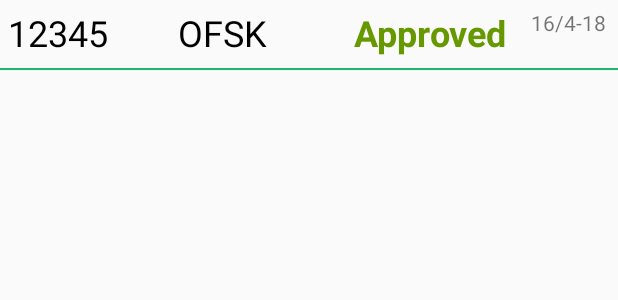
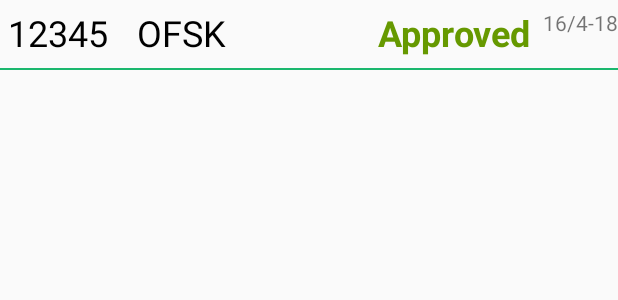
Before and after one commit to I-Believe-I-Can-Fly/SkydiveLogbook, an Android app: the layout logbook_item.xml on its own in the app's theme, with its tools: preview values and no code run, on a phone screen of 412 x 824 dp. Shown: the top 300 px of the screen. Run offline under Robolectric (Android 15) with nearby library versions, the phone set to English and light mode, and no system bars.

Commit message:
small layout fixes

```diff
--- a/app/src/main/res/layout/logbook_item.xml
+++ b/app/src/main/res/layout/logbook_item.xml
@@ -20,11 +20,12 @@
 
     <TextView
         android:id="@+id/item_DZ"
-        android:layout_width="113dp"
+        android:layout_width="wrap_content"
         android:layout_height="40dp"
         android:layout_alignParentTop="true"
         android:layout_marginStart="19dp"
         android:layout_toEndOf="@+id/item_jumpNr"
+        android:maxLength="10"
         android:text="OFSK"
         android:textAlignment="center"
         android:textColor="@android:color/black"
@@ -32,7 +33,7 @@
 
     <TextView
         android:id="@+id/item_date"
-        android:layout_width="66dp"
+        android:layout_width="wrap_content"
         android:layout_height="wrap_content"
         android:layout_alignParentEnd="true"
         android:layout_alignParentTop="true"
```
